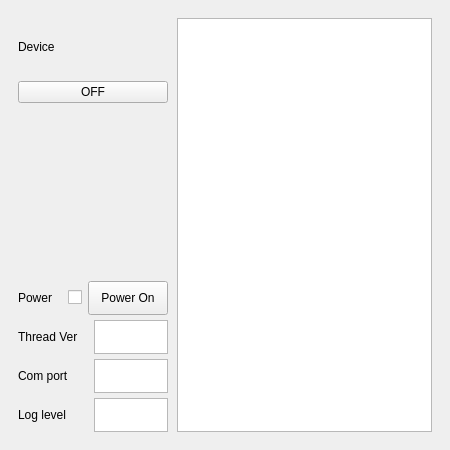
Before: the Qt Designer form res/view/onoffplugin.ui in Samsung/ioter, drawn with Qt 5.
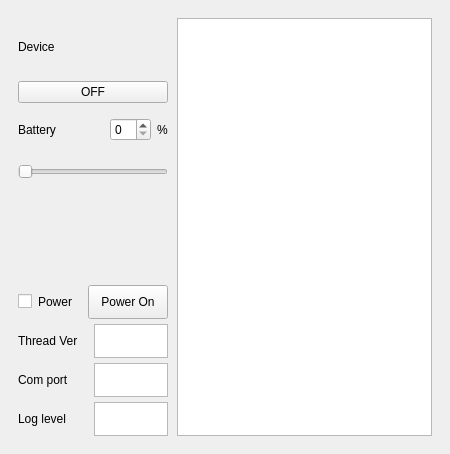
After: the same form once the commit is applied.

Commit message: battery status ui update

The edit to the form file:
```diff
--- a/res/view/onoffplugin.ui
+++ b/res/view/onoffplugin.ui
@@ -7,7 +7,7 @@
     <x>0</x>
     <y>0</y>
     <width>450</width>
-    <height>450</height>
+    <height>454</height>
    </rect>
   </property>
   <property name="windowTitle">
@@ -183,7 +183,69 @@
               </layout>
              </item>
              <item>
-              <layout class="QHBoxLayout" name="horizontalLayout_5"/>
+               <layout class="QVBoxLayout" name="verticalLayout_10" stretch="1,1">
+                <property name="spacing">
+                 <number>0</number>
+                </property>
+                <property name="topMargin">
+                 <number>0</number>
+                </property>
+                <item>
+                 <layout class="QHBoxLayout" name="horizontalLayout_5" stretch="1,0,0">
+                  <property name="spacing">
+                   <number>6</number>
+                  </property>
+                  <item>
+                   <widget class="QLabel" name="labelDeviceBattery">
+                    <property name="sizePolicy">
+                     <sizepolicy hsizetype="Preferred" vsizetype="Preferred">
+                      <horstretch>0</horstretch>
+                      <verstretch>0</verstretch>
+                     </sizepolicy>
+                    </property>
+                    <property name="text">
+                     <string>Battery</string>
+                    </property>
+                    <property name="alignment">
+                     <set>Qt::AlignLeading|Qt::AlignLeft|Qt::AlignVCenter</set>
+                    </property>
+                   </widget>
+                  </item>
+                  <item>
+                   <widget class="QSpinBox" name="spinboxBattery"/>
+                  </item>
+                  <item>
+                   <widget class="QLabel" name="labelBatteryPercent">
+                    <property name="sizePolicy">
+                     <sizepolicy hsizetype="Preferred" vsizetype="Preferred">
+                      <horstretch>0</horstretch>
+                      <verstretch>0</verstretch>
+                     </sizepolicy>
+                    </property>
+                    <property name="text">
+                     <string>%</string>
+                    </property>
+                    <property name="alignment">
+                     <set>Qt::AlignLeading|Qt::AlignLeft|Qt::AlignVCenter</set>
+                    </property>
+                   </widget>
+                  </item>
+                 </layout>
+                </item>
+                <item>
+                 <widget class="QSlider" name="horizontalSliderBattery">
+                  <property name="sizePolicy">
+                   <sizepolicy hsizetype="Expanding" vsizetype="Preferred">
+                    <horstretch>0</horstretch>
+                    <verstretch>0</verstretch>
+                   </sizepolicy>
+                  </property>
+                  <property name="orientation">
+                   <enum>Qt::Horizontal</enum>
+                  </property>
+                 </widget>
+                </item>
+               </layout>
              </item>
              <item>
               <layout class="QHBoxLayout" name="horizontalLayout_4"/>
@@ -206,14 +268,7 @@
             <number>1</number>
            </property>
            <item>
-            <layout class="QHBoxLayout" name="horizontalLayout_6" stretch="1,0,0">
-             <item>
-              <widget class="QLabel" name="labelPower">
-               <property name="text">
-                <string>Power</string>
-               </property>
-              </widget>
-             </item>
+             <layout class="QHBoxLayout" name="horizontalLayout_6" stretch="0,0,1">
              <item>
               <widget class="QCheckBox" name="chkbox_auto">
                <property name="toolTip">
@@ -237,6 +292,13 @@
                </property>
               </spacer>
              </item>
+              <item>
+               <widget class="QLabel" name="labelPower">
+                <property name="text">
+                 <string>Power</string>
+                </property>
+               </widget>
+              </item>
             </layout>
            </item>
            <item>
```
Lines whose indentation alone changed are shown as unchanged. The commit also changes 8 other files.
